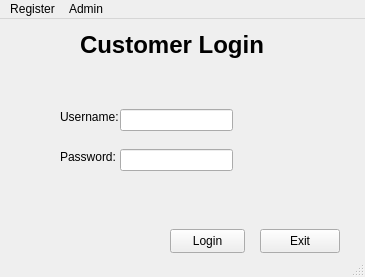
Old version of the form BookSearch/loginform.ui in the repository SkySaves/QT-Book-Search.
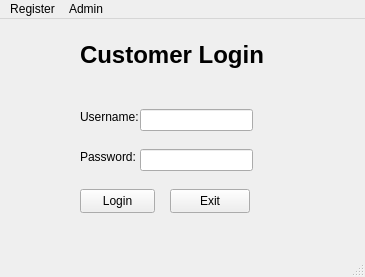
New version of the form. Icons and pictures are not drawn.

The edit to the form file:
```diff
--- a/BookSearch/loginform.ui
+++ b/BookSearch/loginform.ui
@@ -21,7 +21,7 @@
    <widget class="QLineEdit" name="txtUsername">
     <property name="geometry">
      <rect>
-      <x>120</x>
+      <x>140</x>
       <y>90</y>
       <width>113</width>
       <height>22</height>
@@ -31,18 +31,21 @@
    <widget class="QLineEdit" name="txtPass">
     <property name="geometry">
      <rect>
-      <x>120</x>
+      <x>140</x>
       <y>130</y>
       <width>113</width>
       <height>22</height>
      </rect>
     </property>
+    <property name="echoMode">
+     <enum>QLineEdit::Password</enum>
+    </property>
    </widget>
    <widget class="QPushButton" name="btnLogin">
     <property name="geometry">
      <rect>
-      <x>170</x>
-      <y>210</y>
+      <x>80</x>
+      <y>170</y>
       <width>75</width>
       <height>24</height>
      </rect>
@@ -50,12 +53,15 @@
     <property name="text">
      <string>Login</string>
     </property>
+    <property name="default">
+     <bool>false</bool>
+    </property>
    </widget>
    <widget class="QLabel" name="label">
     <property name="geometry">
      <rect>
       <x>80</x>
-      <y>10</y>
+      <y>20</y>
       <width>191</width>
       <height>31</height>
      </rect>
@@ -73,7 +79,7 @@
    <widget class="QLabel" name="label_2">
     <property name="geometry">
      <rect>
-      <x>60</x>
+      <x>80</x>
       <y>90</y>
       <width>61</width>
       <height>16</height>
@@ -86,7 +92,7 @@
    <widget class="QLabel" name="label_3">
     <property name="geometry">
      <rect>
-      <x>60</x>
+      <x>80</x>
       <y>130</y>
       <width>61</width>
       <height>16</height>
@@ -99,8 +105,8 @@
    <widget class="QPushButton" name="btnLoginExit">
     <property name="geometry">
      <rect>
-      <x>260</x>
-      <y>210</y>
+      <x>170</x>
+      <y>170</y>
       <width>80</width>
       <height>24</height>
      </rect>
```
Left out of the diff: 2 changed lines with no effect on the pictures.
